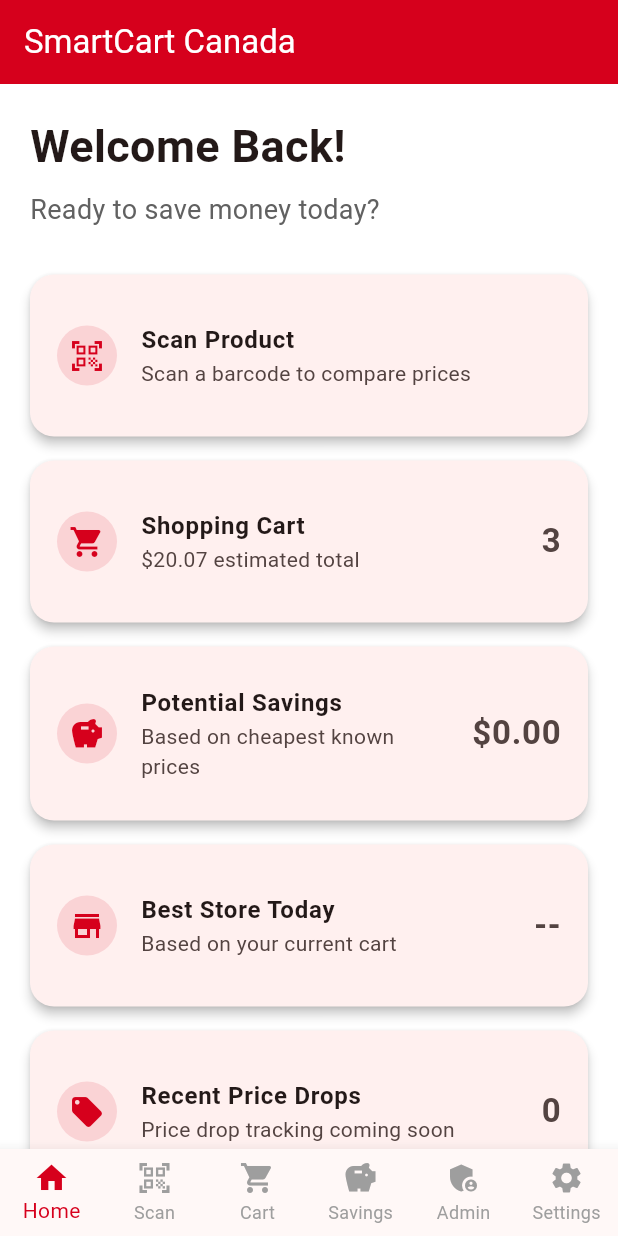
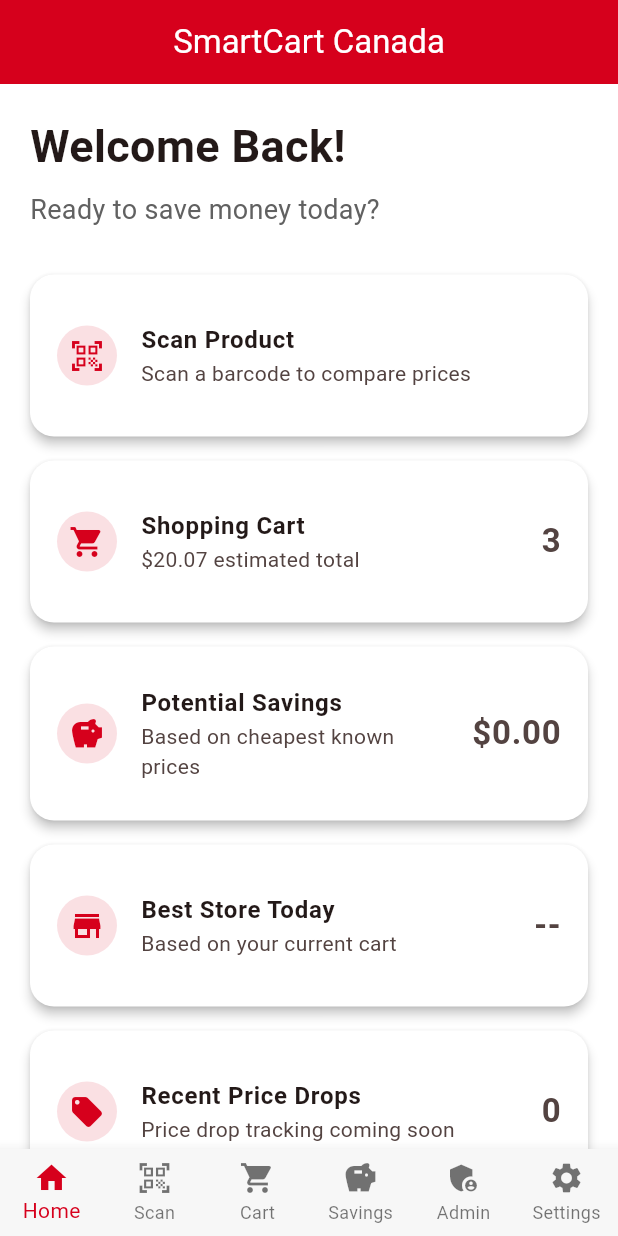
Before and after one commit to bobbybou14/SmartCart-Canada, a Flutter app: the screen it shows after launch, on a phone screen of 412 x 824 dp. Run offline on Flutter 3.47's test engine with Material 3 defaults, Android fonts, the phone set to English and light mode, and no system bars; our stand-ins replace flutter_dotenv, supabase_flutter; missing offline and left inert: mobile_scanner; accounts and stored records are empty.

Commit message:
Add centralized app theme

```diff
--- a/lib/app.dart
+++ b/lib/app.dart
@@ -1,11 +1,12 @@
 import 'package:flutter/material.dart';
 
+import 'core/theme/app_theme.dart';
 import 'models/cart_item.dart';
 import 'models/product.dart';
+import 'screens/admin_screen.dart';
+import 'screens/cart_screen.dart';
 import 'screens/home_screen.dart';
 import 'screens/scan_screen.dart';
-import 'screens/cart_screen.dart';
-import 'screens/admin_screen.dart';
 
 class SmartCartCanadaApp extends StatefulWidget {
   const SmartCartCanadaApp({super.key});
@@ -15,8 +16,6 @@ class SmartCartCanadaApp extends StatefulWidget {
 }
 
 class _SmartCartCanadaAppState extends State<SmartCartCanadaApp> {
-  static const Color smartCartRed = Color(0xFFD6001C);
-
   int selectedIndex = 0;
 
   final List<CartItem> cart = [
@@ -83,12 +82,8 @@ class _SmartCartCanadaAppState extends State<SmartCartCanadaApp> {
           });
         },
       ),
-      ScanScreen(
-        onItemScanned: addToCart,
-      ),
-      CartScreen(
-        cart: cart,
-      ),
+      ScanScreen(onItemScanned: addToCart),
+      CartScreen(cart: cart),
       const PlaceholderScreen(
         title: 'Savings',
         message: 'Savings and price comparisons will appear here.',
@@ -103,19 +98,11 @@ class _SmartCartCanadaAppState extends State<SmartCartCanadaApp> {
     return MaterialApp(
       title: 'SmartCart Canada',
       debugShowCheckedModeBanner: false,
-      theme: ThemeData(
-        useMaterial3: true,
-        colorScheme: ColorScheme.fromSeed(
-          seedColor: smartCartRed,
-        ),
-        scaffoldBackgroundColor: Colors.white,
-      ),
+      theme: AppTheme.lightTheme,
       home: Scaffold(
         body: screens[selectedIndex],
         bottomNavigationBar: BottomNavigationBar(
           currentIndex: selectedIndex,
-          selectedItemColor: smartCartRed,
-          unselectedItemColor: Colors.grey,
           type: BottomNavigationBarType.fixed,
           onTap: (index) {
             setState(() {
@@ -123,10 +110,7 @@ class _SmartCartCanadaAppState extends State<SmartCartCanadaApp> {
             });
           },
           items: const [
-            BottomNavigationBarItem(
-              icon: Icon(Icons.home),
-              label: 'Home',
-            ),
+            BottomNavigationBarItem(icon: Icon(Icons.home), label: 'Home'),
             BottomNavigationBarItem(
               icon: Icon(Icons.qr_code_scanner),
               label: 'Scan',
@@ -135,18 +119,12 @@ class _SmartCartCanadaAppState extends State<SmartCartCanadaApp> {
               icon: Icon(Icons.shopping_cart),
               label: 'Cart',
             ),
-            BottomNavigationBarItem(
-              icon: Icon(Icons.savings),
-              label: 'Savings',
-            ),
+            BottomNavigationBarItem(icon: Icon(Icons.savings), label: 'Savings'),
             BottomNavigationBarItem(
               icon: Icon(Icons.admin_panel_settings),
               label: 'Admin',
             ),
-            BottomNavigationBarItem(
-              icon: Icon(Icons.settings),
-              label: 'Settings',
-            ),
+            BottomNavigationBarItem(icon: Icon(Icons.settings), label: 'Settings'),
           ],
         ),
       ),
@@ -164,15 +142,11 @@ class PlaceholderScreen extends StatelessWidget {
     required this.message,
   });
 
-  static const Color smartCartRed = Color(0xFFD6001C);
-
   @override
   Widget build(BuildContext context) {
     return Scaffold(
       appBar: AppBar(
         title: Text(title),
-        backgroundColor: smartCartRed,
-        foregroundColor: Colors.white,
       ),
       body: Center(
         child: Text(
--- /dev/null
+++ b/lib/core/theme/app_theme.dart
@@ -0,0 +1,51 @@
+import 'package:flutter/material.dart';
+
+import 'app_colors.dart';
+
+class AppTheme {
+  AppTheme._();
+
+  static ThemeData lightTheme = ThemeData(
+    useMaterial3: true,
+    scaffoldBackgroundColor: AppColors.background,
+    colorScheme: ColorScheme.fromSeed(
+      seedColor: AppColors.primary,
+      primary: AppColors.primary,
+      secondary: AppColors.secondary,
+      surface: AppColors.surface,
+    ),
+    appBarTheme: const AppBarTheme(
+      backgroundColor: AppColors.primary,
+      foregroundColor: Colors.white,
+      centerTitle: true,
+      elevation: 0,
+    ),
+    cardTheme: CardThemeData(
+      color: Colors.white,
+      elevation: 3,
+      margin: const EdgeInsets.symmetric(vertical: 8),
+      shape: RoundedRectangleBorder(
+        borderRadius: BorderRadius.circular(16),
+      ),
+    ),
+    elevatedButtonTheme: ElevatedButtonThemeData(
+      style: ElevatedButton.styleFrom(
+        backgroundColor: AppColors.primary,
+        foregroundColor: Colors.white,
+        padding: const EdgeInsets.symmetric(vertical: 16),
+        textStyle: const TextStyle(
+          fontSize: 16,
+          fontWeight: FontWeight.bold,
+        ),
+        shape: RoundedRectangleBorder(
+          borderRadius: BorderRadius.circular(14),
+        ),
+      ),
+    ),
+    inputDecorationTheme: InputDecorationTheme(
+      border: OutlineInputBorder(
+        borderRadius: BorderRadius.circular(12),
+      ),
+    ),
+  );
+}
--- a/lib/core/widgets/dashboard_card.dart
+++ b/lib/core/widgets/dashboard_card.dart
@@ -1,4 +1,6 @@
 import 'package:flutter/material.dart';
+
+import '../theme/app_colors.dart';
 
 class DashboardCard extends StatelessWidget {
   final IconData icon;
@@ -16,8 +18,6 @@ class DashboardCard extends StatelessWidget {
     this.onTap,
   });
 
-  static const Color smartCartRed = Color(0xFFD6001C);
-
   @override
   Widget build(BuildContext context) {
     return Card(
@@ -30,8 +30,11 @@ class DashboardCard extends StatelessWidget {
         onTap: onTap,
         contentPadding: const EdgeInsets.all(18),
         leading: CircleAvatar(
-          backgroundColor: smartCartRed.withOpacity(0.12),
-          child: Icon(icon, color: smartCartRed),
+          backgroundColor: AppColors.primary.withOpacity(0.12),
+          child: Icon(
+            icon,
+            color: AppColors.primary,
+          ),
         ),
         title: Text(
           title,
```
